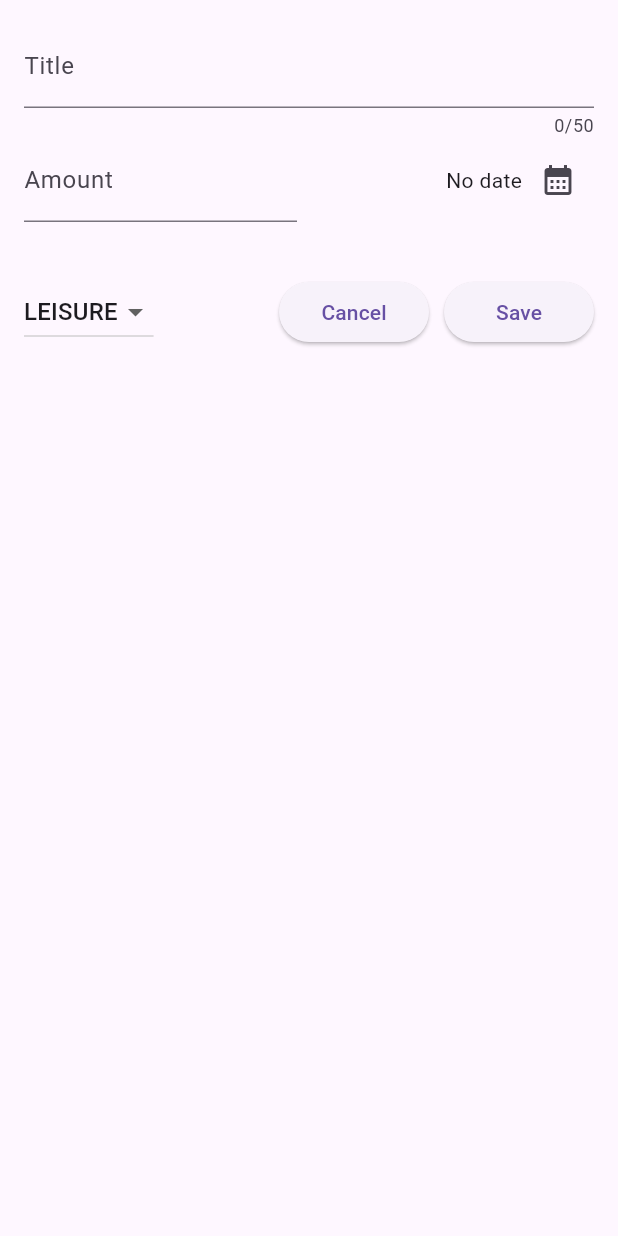
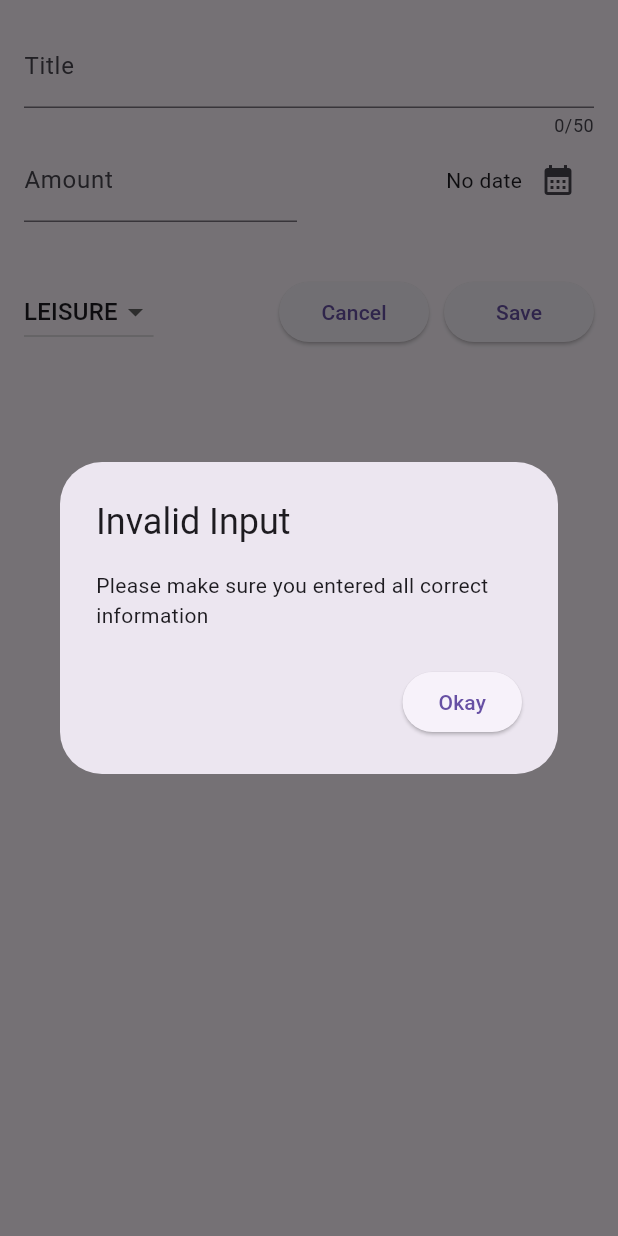
Before and after one commit to yhrjfj/expense_tracker, a Flutter app: the NewExpense widget shown alone on an empty page, opened directly, after a tap on "Save", on a phone screen of 412 x 824 dp. Run offline on Flutter 3.47's test engine with Material 2 defaults, Android fonts, the phone set to English and light mode, and no system bars.

Commit message:
Give error when enter invalid things

```diff
--- a/lib/widgets/new_expense.dart
+++ b/lib/widgets/new_expense.dart
@@ -40,6 +40,35 @@ class _NewExpenseState extends State<NewExpense> {
     setState(() {
       _selectedDate = pickedDate;
     });
+  }
+
+  // Submit button functionality
+  void _submitExpenseData() {
+    final enteredAmount = double.tryParse(_amountController.text);
+    final amountIsValid = enteredAmount == null || enteredAmount <= 0;
+    if (_titleController.text.trim().isEmpty ||
+        amountIsValid ||
+        _selectedDate == null) {
+      showDialog(
+        context: context,
+        builder: (context) => AlertDialog(
+          title: const Text('Invalid Input'),
+          content: const Text(
+              'Please make sure you entered all correct information'),
+          actions: [
+            ElevatedButton(
+              onPressed: () {
+                Navigator.of(context).pop(); // Close the dialog
+              },
+              child: const Text('Okay'),
+            ),
+          ],
+        ),
+      );
+      return;
+    } else {
+      // Your code to save valid data goes here.
+    }
   }
 
   @override
@@ -142,10 +171,7 @@ class _NewExpenseState extends State<NewExpense> {
               SizedBox(
                 width: 100,
                 child: ElevatedButton(
-                  onPressed: () {
-                    // print(_titleController.text);
-                    // print(_amountController.text);
-                  },
+                  onPressed: _submitExpenseData,
                   child: const Text('Save'),
                 ),
               ),
```
